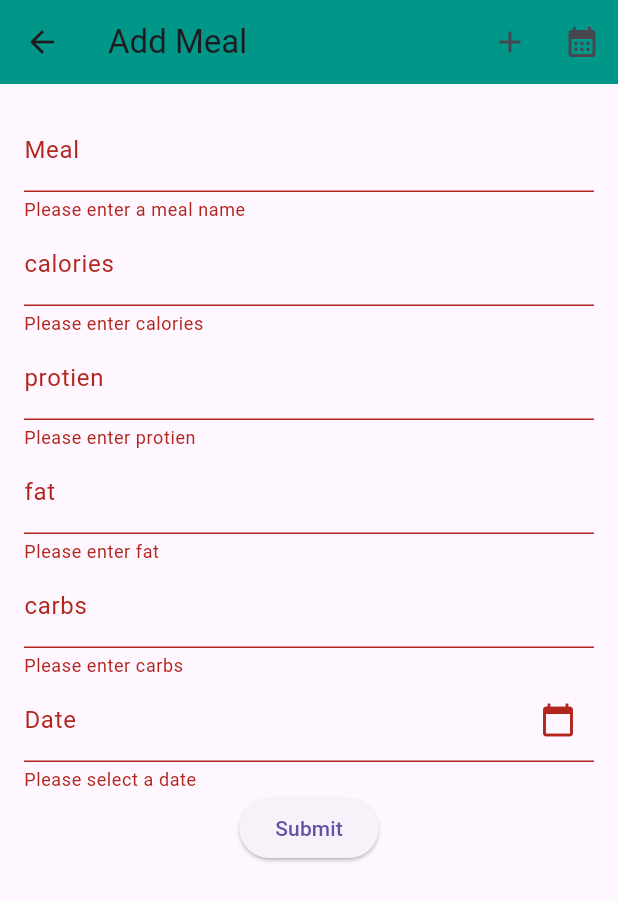
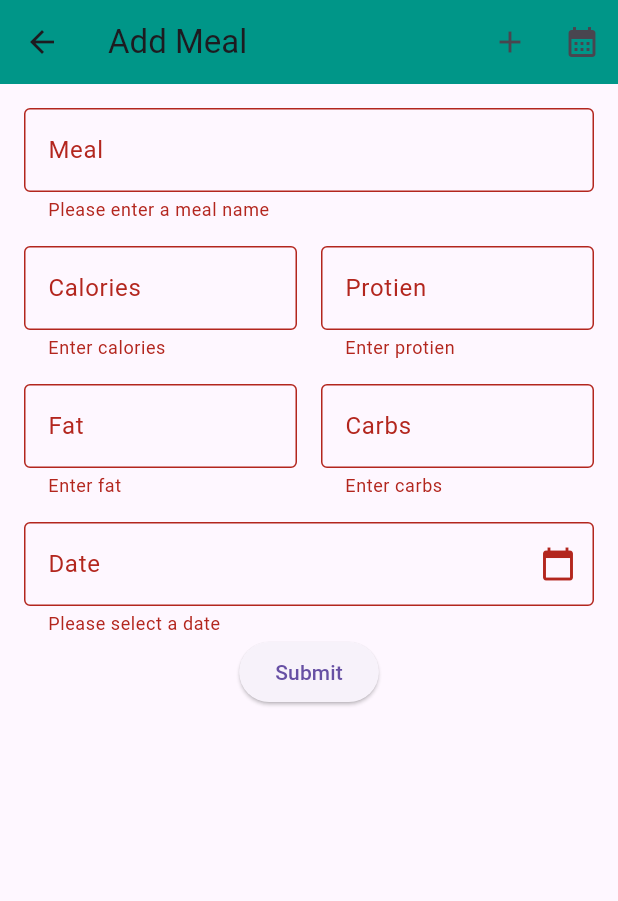
Before and after one commit to NicholasPallotti/Macro-Tracker, a Flutter app: the AddMealPage screen opened directly, after a tap on "Submit", on a phone screen of 412 x 824 dp. Shown: the top 901 px of the screen. Run offline on Flutter 3.47's test engine with Material 3 defaults, Android fonts, the phone set to English and light mode, and no system bars; our stand-ins replace sqflite, sqflite_common_ffi, sqflite_common_ffi_web; accounts and stored records are empty.

Commit message:
changed formating of how meals are displayed

```diff
--- a/lib/main_old.dart
+++ b/lib/main_old.dart
@@ -1,6 +1,5 @@
 import 'package:flutter/material.dart';
 import 'package:path/path.dart';
-//import 'package:sqflite/sqflite.dart';
 import 'dart:io' ;
 import 'package:intl/intl.dart';
 import 'package:sqflite_common_ffi/sqflite_ffi.dart';
--- a/lib/pages/add_meal_page.dart
+++ b/lib/pages/add_meal_page.dart
@@ -82,82 +82,79 @@ void _submitForm() async {
           key: _formKey, // Key to reference the form for validation
           child: Column(
             children: [
+              //Meal Name - Full Width
               TextFormField(
                 controller: _mealController,
-                  decoration: InputDecoration(labelText: 'Meal'),
-                  validator: (value) {
-                  if (value == null || value.isEmpty) {
-                    return 'Please enter a meal name';
-                  }
-                  return null;
-                  },
+                decoration: InputDecoration(labelText: 'Meal', border: OutlineInputBorder(),),
+                validator: (value) => value == null || value.isEmpty ? 'Please enter a meal name' : null,
               ),
-              TextFormField(
+              SizedBox(height: 16),
+              //Row: Calories & Protien
+              Row(
+                children: [
+                  Expanded(
+                    child: TextFormField(
                       controller: _caloriesController,
-                  decoration: InputDecoration(labelText: 'calories'),
+                      decoration: InputDecoration(labelText: 'Calories', border: OutlineInputBorder(),),
                       keyboardType: TextInputType.number,
-                  validator: (value) {
-                    if (value == null || value.isEmpty) {
-                      return 'Please enter calories';
-                    }
-                    return null;
-                  },
+                      validator: (value) => value == null || value.isEmpty ? 'Enter calories' : null,
                     ),
-              TextFormField(
+                  ),
+                  SizedBox(width: 16),
+                  Expanded(
+                    child: TextFormField(
                       controller: _protienController,
-                  decoration: InputDecoration(labelText: 'protien'),
+                      decoration: InputDecoration(labelText: 'Protien', border: OutlineInputBorder(),),
                       keyboardType: TextInputType.number,
-                  validator: (value) {
-                    if (value == null || value.isEmpty) {
-                      return 'Please enter protien';
-                    }
-                    return null;
-                  },
+                      validator: (value) => value == null || value.isEmpty ? 'Enter protien' : null,
                     ),
-              TextFormField(
+                  ),
+                ],
+              ),
+              SizedBox(height: 16),
+              //Row: Fat & Carbs
+              Row(
+                children: [
+                  Expanded(
+                    child: TextFormField(
                       controller: _fatController,
-                  decoration: InputDecoration(labelText: 'fat'),
+                      decoration: InputDecoration(labelText: 'Fat', border: OutlineInputBorder(),),
                       keyboardType: TextInputType.number,
-                  validator: (value) {
-                    if (value == null || value.isEmpty) {
-                      return 'Please enter fat';
-                    }
-                    return null;
-                  },
+                      validator: (value) => value == null || value.isEmpty ? 'Enter fat' : null,
                     ),
-              TextFormField(
+                  ),
+                  SizedBox(width: 16),
+                  SizedBox(height: 16),
+                  Expanded(
+                    child: TextFormField(
                       controller: _carbsController,
-                  decoration: InputDecoration(labelText: 'carbs'),
+                      decoration: InputDecoration(labelText: 'Carbs', border: OutlineInputBorder(),),
                       keyboardType: TextInputType.number,
-                  validator: (value) {
-                    if (value == null || value.isEmpty) {
-                      return 'Please enter carbs';
-                    }
-                    return null;
-                  },
+                      validator: (value) => value == null || value.isEmpty ? 'Enter carbs' : null,
                     ),
+                  ),
+                ],
+              ),
+              SizedBox(height: 16),
+              // 📅 Date - Full Width
               TextFormField(
                 controller: _dateController,
                 readOnly: true,
                 decoration: InputDecoration(
                   labelText: 'Date',
                   suffixIcon: Icon(Icons.calendar_today),
+                  border: OutlineInputBorder(),
                 ),
                 onTap: () => _selectDate(context),
-                validator: (value) {
-                  if (value == null || value.isEmpty) {
-                    return 'Please select a date';
-                  }
-                  return null;
-                },
+                validator: (value) => value == null || value.isEmpty ? 'Please select a date' : null,
               ),
+
+              // 🚀 Submit Button
               ElevatedButton(
                 onPressed: _submitForm,
                 child: const Text('Submit'),
               ),
-
-            ]
-
+            ],
           ),
         ),
       ),
```
Also changed, not shown: lib/pages/meal_history_page.dart (+68 -2 lines). Lines whose indentation alone changed are shown as unchanged.
